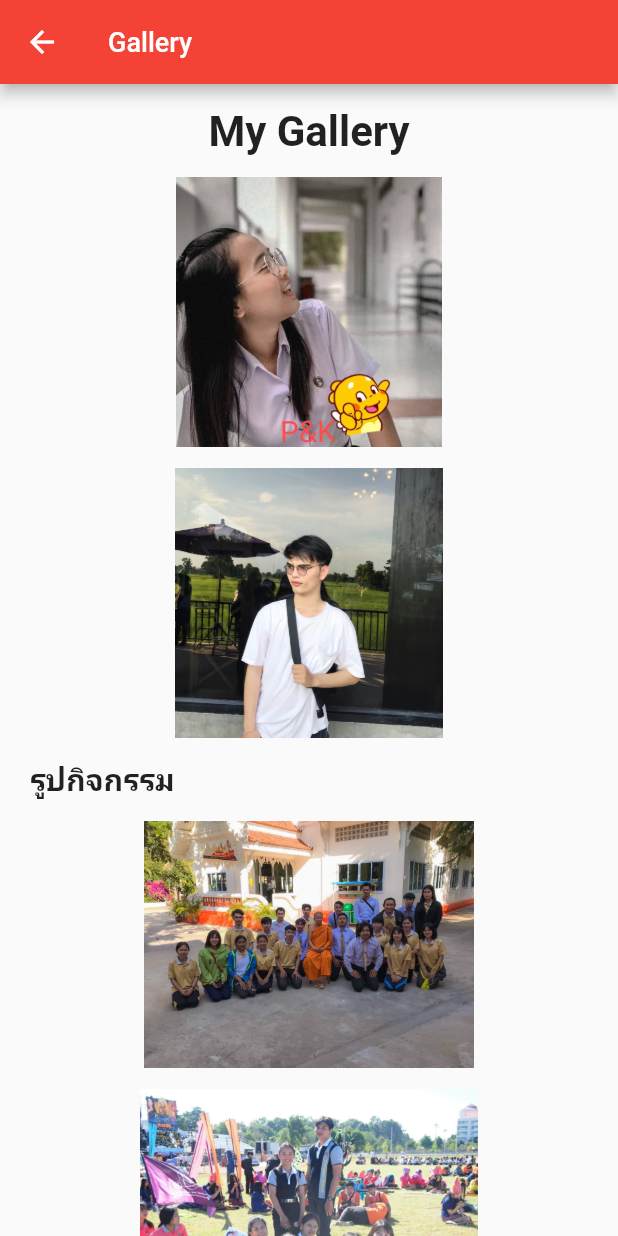
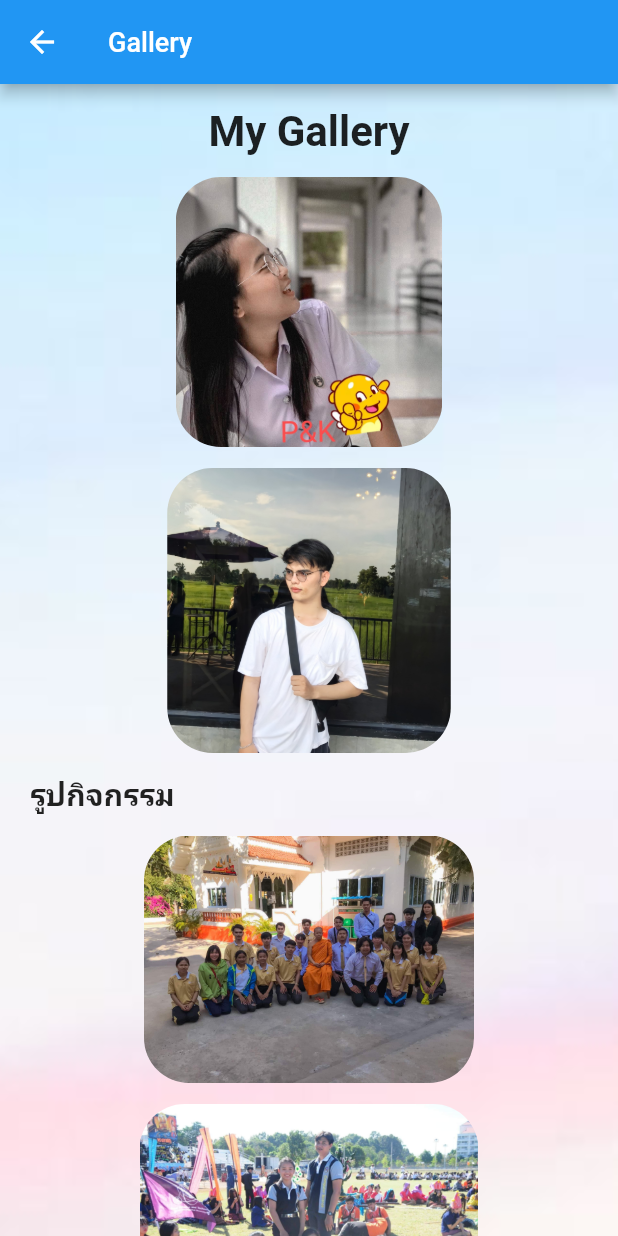
Before and after one commit to kanokwan112/flutter_profile, a Flutter app: the MyRoom screen opened directly, on a phone screen of 412 x 824 dp. Run offline on Flutter 3.47's test engine with Material 2 defaults, Android fonts, the phone set to English and light mode, and no system bars; our stand-ins replace google_fonts; Roboto replaces fonts that are missing (Kanit, Prompt).

Commit message:
first commit

```diff
--- a/lib/hobby.dart
+++ b/lib/hobby.dart
@@ -34,6 +34,10 @@ class MyHobby extends StatelessWidget {
         child: Column(
           children: <Widget>[
             Container(
+              decoration: BoxDecoration(
+                  image: DecorationImage(
+                      fit: BoxFit.cover,
+                      image: AssetImage('assets/images/ee.jpg'))),
               padding: EdgeInsets.fromLTRB(20, 15, 20, 15),
               child: Column(
                 children: <Widget>[
@@ -41,7 +45,7 @@ class MyHobby extends StatelessWidget {
                     alignment: Alignment.centerLeft,
                     child: Center(
                       child: Text(
-                        "  งานอดิเรก\n เปรี้ยว & กบ",
+                        "  งานอดิเรก : เปรี้ยว & กบ",
                         style: bulletStyle,
                       ),
                     ),
--- a/lib/main.dart
+++ b/lib/main.dart
@@ -11,7 +11,7 @@ class MyApp extends StatelessWidget {
     return MaterialApp(
       title: 'Flutter Demo',
       theme: ThemeData(
-        primarySwatch: Colors.red,
+        primarySwatch: Colors.blue,
         visualDensity: VisualDensity.adaptivePlatformDensity,
       ),
       home: MyHomePage(),
--- a/lib/profile.dart
+++ b/lib/profile.dart
@@ -34,6 +34,10 @@ class MyProfile extends StatelessWidget {
         child: Column(
           children: <Widget>[
             Container(
+              decoration: BoxDecoration(
+                  image: DecorationImage(
+                      fit: BoxFit.cover,
+                      image: AssetImage('assets/images/ee.jpg'))),
               padding: EdgeInsets.fromLTRB(20, 15, 20, 15),
               child: Column(
                 children: <Widget>[
--- a/lib/profile1.dart
+++ b/lib/profile1.dart
@@ -34,6 +34,10 @@ class MyProfile1 extends StatelessWidget {
         child: Column(
           children: <Widget>[
             Container(
+              decoration: BoxDecoration(
+                  image: DecorationImage(
+                      fit: BoxFit.cover,
+                      image: AssetImage('assets/images/ee.jpg'))),
               padding: EdgeInsets.fromLTRB(20, 15, 20, 15),
               child: Column(
                 children: <Widget>[
@@ -48,7 +52,7 @@ class MyProfile1 extends StatelessWidget {
                   ),
                   SizedBox(height: sizeBox),
                   ClipRRect(
-                    borderRadius: BorderRadius.circular(200.0),
+                    borderRadius: BorderRadius.circular(30.0),
                     child: Image.asset(
                       'assets/images/kob.jpg',
                       height: 180.0,
--- a/lib/room.dart
+++ b/lib/room.dart
@@ -34,6 +34,10 @@ class MyRoom extends StatelessWidget {
         child: Column(
           children: <Widget>[
             Container(
+              decoration: BoxDecoration(
+                  image: DecorationImage(
+                      fit: BoxFit.cover,
+                      image: AssetImage('assets/images/cc.jpg'))),
               padding: EdgeInsets.fromLTRB(20, 15, 20, 15),
               child: Column(
                 children: <Widget>[
@@ -48,6 +52,7 @@ class MyRoom extends StatelessWidget {
                   ),
                   SizedBox(height: sizeBox),
                   ClipRRect(
+                    borderRadius: BorderRadius.circular(30.0),
                     child: Image.asset(
                       'assets/images/kob.jpg',
                       height: 180.0,
@@ -55,9 +60,10 @@ class MyRoom extends StatelessWidget {
                   ),
                   SizedBox(height: sizeBox),
                   ClipRRect(
+                    borderRadius: BorderRadius.circular(30.0),
                     child: Image.asset(
                       'assets/images/kk.jpg',
-                      height: 180.0,
+                      height: 190.0,
                     ),
                   ),
                   SizedBox(height: sizeBox),
@@ -70,6 +76,7 @@ class MyRoom extends StatelessWidget {
                   ),
                   SizedBox(height: sizeBox),
                   ClipRRect(
+                    borderRadius: BorderRadius.circular(30.0),
                     child: Image.asset(
                       'assets/images/11.jpg',
                       height: 165.0,
@@ -77,6 +84,7 @@ class MyRoom extends StatelessWidget {
                   ),
                   SizedBox(height: sizeBox),
                   ClipRRect(
+                    borderRadius: BorderRadius.circular(30.0),
                     child: Image.asset(
                       'assets/images/12.jpg',
                       height: 150.0,
@@ -84,37 +92,42 @@ class MyRoom extends StatelessWidget {
                   ),
                   SizedBox(height: sizeBox),
                   ClipRRect(
+                    borderRadius: BorderRadius.circular(30.0),
                     child: Image.asset(
                       'assets/images/13.jpg',
-                      height: 150.0,
+                      height: 155.0,
                     ),
                   ),
                   SizedBox(height: sizeBox),
                   ClipRRect(
+                    borderRadius: BorderRadius.circular(30.0),
                     child: Image.asset(
                       'assets/images/14.jpg',
-                      height: 150.0,
+                      height: 160.0,
                     ),
                   ),
                   SizedBox(height: sizeBox),
                   ClipRRect(
+                    borderRadius: BorderRadius.circular(30.0),
                     child: Image.asset(
                       'assets/images/15.jpg',
-                      height: 150.0,
+                      height: 160.0,
                     ),
                   ),
                   SizedBox(height: sizeBox),
                   ClipRRect(
+                    borderRadius: BorderRadius.circular(30.0),
                     child: Image.asset(
                       'assets/images/16.jpg',
-                      height: 150.0,
+                      height: 160.0,
                     ),
                   ),
                   SizedBox(height: sizeBox),
                   ClipRRect(
+                    borderRadius: BorderRadius.circular(30.0),
                     child: Image.asset(
                       'assets/images/17.jpg',
-                      height: 150.0,
+                      height: 10.0,
                     ),
                   ),
                   SizedBox(height: sizeBox),
@@ -127,6 +140,7 @@ class MyRoom extends StatelessWidget {
                   ),
                   SizedBox(height: sizeBox),
                   ClipRRect(
+                    borderRadius: BorderRadius.circular(30.0),
                     child: Image.asset(
                       'assets/images/k6.jpg',
                       height: 175.0,
@@ -134,6 +148,7 @@ class MyRoom extends StatelessWidget {
                   ),
                   SizedBox(height: sizeBox),
                   ClipRRect(
+                    borderRadius: BorderRadius.circular(30.0),
                     child: Image.asset(
                       'assets/images/k3.jpg',
                       height: 175.0,
@@ -141,6 +156,7 @@ class MyRoom extends StatelessWidget {
                   ),
                   SizedBox(height: sizeBox),
                   ClipRRect(
+                    borderRadius: BorderRadius.circular(30.0),
                     child: Image.asset(
                       'assets/images/k4.jpg',
                       height: 175.0,
@@ -148,6 +164,7 @@ class MyRoom extends StatelessWidget {
                   ),
                   SizedBox(height: sizeBox),
                   ClipRRect(
+                    borderRadius: BorderRadius.circular(30.0),
                     child: Image.asset(
                       'assets/images/k5.jpg',
                       height: 175.0,
--- a/pubspec.yaml
+++ b/pubspec.yaml
@@ -76,6 +76,12 @@ flutter:
     - assets/images/a1.jpg
     - assets/images/a2.jpg
     - assets/images/a3.jpg
+    - assets/images/dd.jpg
+    - assets/images/aa.jpg
+    - assets/images/cc.jpg
+    - assets/images/ee.jpg
+    - assets/images/bb.jpg
+    - assets/images/ff.jpg
 
 
   # An image asset can refer to one or more resolution-specific "variants", see
```
Also changed, not shown: lib/mainpage.dart (+32 -8 lines), assets/images/aa.jpg (added), assets/images/bb.jpg (added), assets/images/cc.jpg (added), assets/images/dd.jpg (added), assets/images/ee.jpg (added), assets/images/ff.jpg (added), 1 other file.
